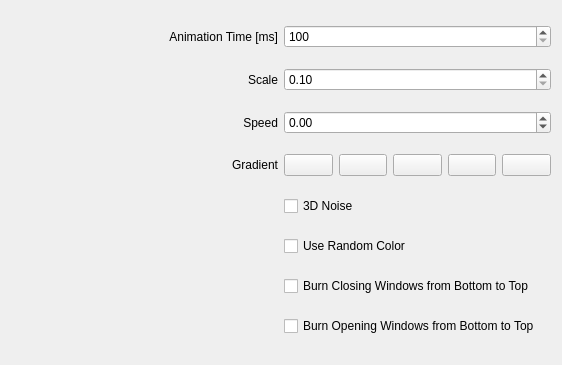
Before: the Qt Designer form kwin/fire/config.ui in Schneegans/Burn-My-Windows, drawn with Qt 5.
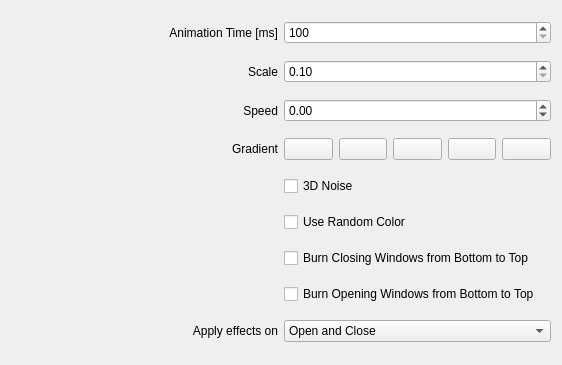
After: the same form once the commit is applied. Custom widgets are drawn as their Qt base class.

Commit message: :tada: Apply effect on open only or close only

```diff
--- a/kwin/fire/config.ui
+++ b/kwin/fire/config.ui
@@ -157,7 +157,41 @@
      </property>
     </widget>
    </item>
-  </layout>
+  
+            <item row="8" column="0">
+                <widget class="QLabel" name="label_ApplyEffectsOn">
+                    <property name="text">
+                        <string>Apply effects on</string>
+                    </property>
+                    <property name="alignment">
+                        <set>Qt::AlignmentFlag::AlignRight|Qt::AlignmentFlag::AlignTrailing|Qt::AlignmentFlag::AlignVCenter</set>
+                    </property>
+                </widget>
+            </item>
+            <item row="8" column="1">
+                <widget class="QComboBox" name="kcfg_ApplyEffectsOn">
+                                        <property name="currentIndex">
+                        <number>2</number>
+                    </property>
+<item>
+                        <property name="text">
+                            <string>Open only</string>
+                        </property>
+                    </item>
+                    <item>
+                        <property name="text">
+                            <string>Close only</string>
+                        </property>
+                    </item>
+                    <item>
+                        <property name="text">
+                            <string>Open and Close</string>
+                        </property>
+                    </item>
+                </widget>
+            </item>
+
+        </layout>
  </widget>
  <customwidgets>
   <customwidget>
```
The commit also changes 38 other files.
